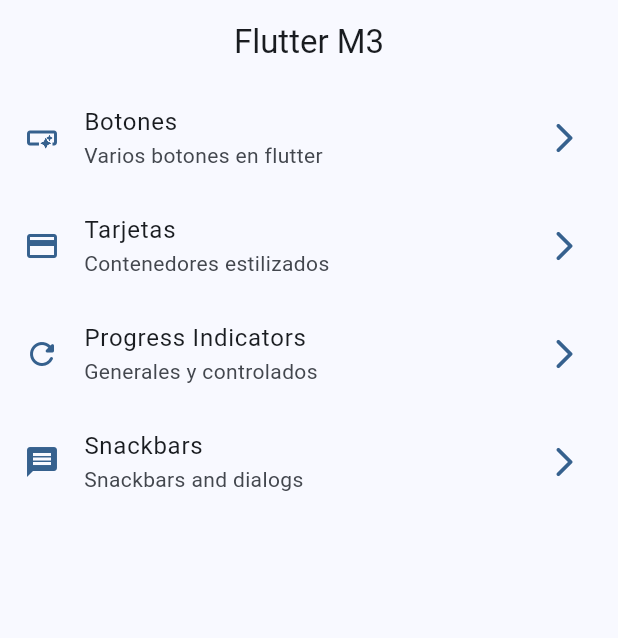
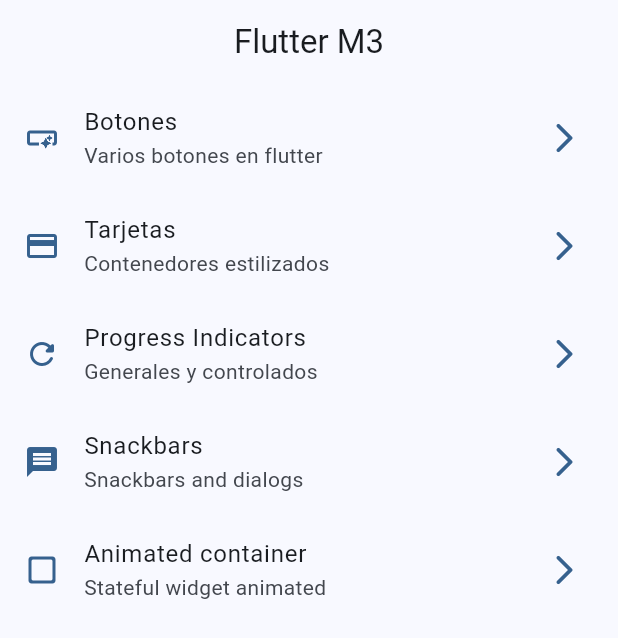
Before and after one commit to martinlprb23/widgets_app, a Flutter app: the screen it shows after launch, on a phone screen of 412 x 824 dp. Shown: the top 638 px of the screen. Run offline on Flutter 3.47's test engine with Material 3 defaults, Android fonts, the phone set to English and light mode, and no system bars; our stand-ins replace go_router.

```diff
--- a/lib/config/menu/menu_items.dart
+++ b/lib/config/menu/menu_items.dart
@@ -34,4 +34,9 @@ const appMenuItems = <MenuItem>[
       subTitle: "Snackbars and dialogs",
       link: "/snackbars",
       icon: Icons.message),
+  MenuItem(
+      title: "Animated container",
+      subTitle: "Stateful widget animated",
+      link: "/animated",
+      icon: Icons.check_box_outline_blank_rounded),
 ];
--- a/lib/config/router/app_router.dart
+++ b/lib/config/router/app_router.dart
@@ -27,4 +27,9 @@ final appRouter = GoRouter(initialLocation: "/", routes: [
     name: SnackbarScreen.name,
     builder: (context, state) => const SnackbarScreen(),
   ),
+  GoRoute(
+    path: "/animated",
+    name: AnimatedScreen.name,
+    builder: (context, state) => const AnimatedScreen(),
+  ),
 ]);
```
Also changed, not shown: lib/ui/screens/animated/animated_screen.dart (+44 -2 lines).
